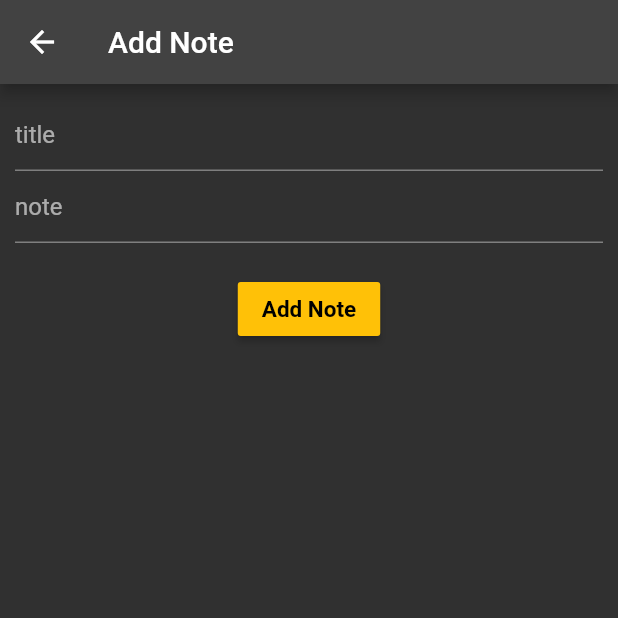
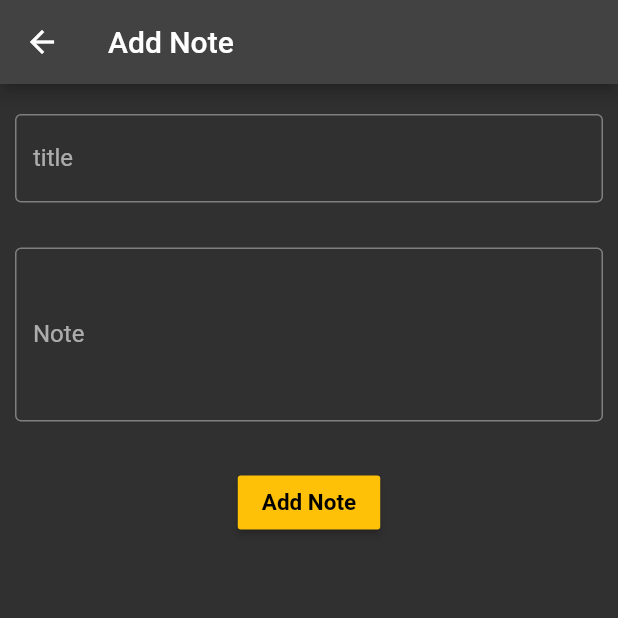
Before and after one commit to abdullah1995thecoder/my_notes, a Flutter app: the AddNote screen opened by its route, on a phone screen of 412 x 824 dp, the top half of it. Run offline on Flutter 3.47's test engine with Material 2 defaults, Android fonts, the phone set to English and light mode, and no system bars; our stand-ins replace sqflite; accounts and stored records are empty.

Commit message:
more editing

```diff
--- a/lib/Screens/AddNote.dart
+++ b/lib/Screens/AddNote.dart
@@ -29,17 +29,26 @@ class _AddNoteState extends State<AddNote> {
               key: formstate,
               child: Column(
                 children: [
+                  Container(height: 10),
                   TextFormField(
                     controller: title,
-                    decoration: const InputDecoration(hintText: "title"),
+                    decoration: const InputDecoration(
+                      hintText: "title",
+                      border: OutlineInputBorder(),
+                      labelText: 'title ',
+                    ),
                   ),
+                  Container(height: 30),
                   TextFormField(
+                    maxLines: 4,
                     controller: note,
-                    decoration: const InputDecoration(hintText: "note"),
+                    decoration: const InputDecoration(
+                      hintText: "note",
+                      labelText: 'Note ',
+                      border: OutlineInputBorder(),
+                    ),
                   ),
-                  Container(
-                    height: 20,
-                  ),
+                  Container(height: 30),
                   MaterialButton(
                     textColor: Colors.black,
                     color: Colors.amber,
```
Also changed, not shown: lib/Screens/EditNote.dart (+13 -3 lines), lib/Screens/mynote.dart (+12 -2 lines).
